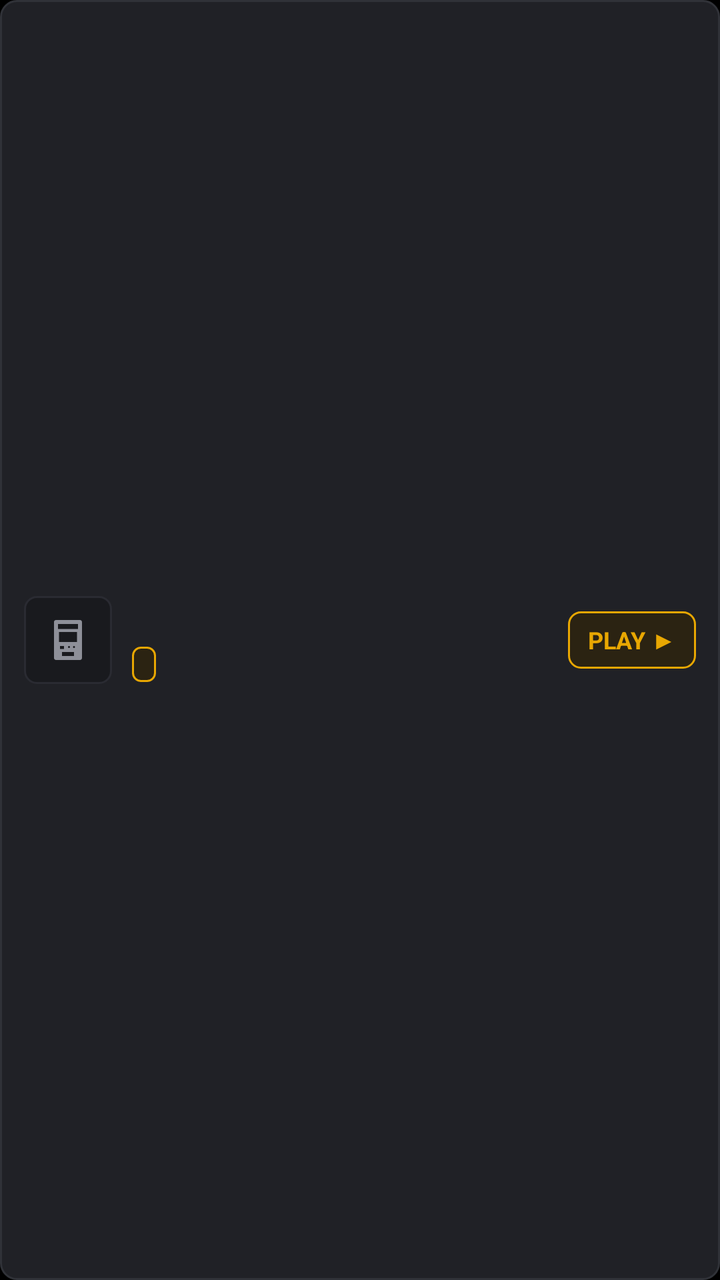
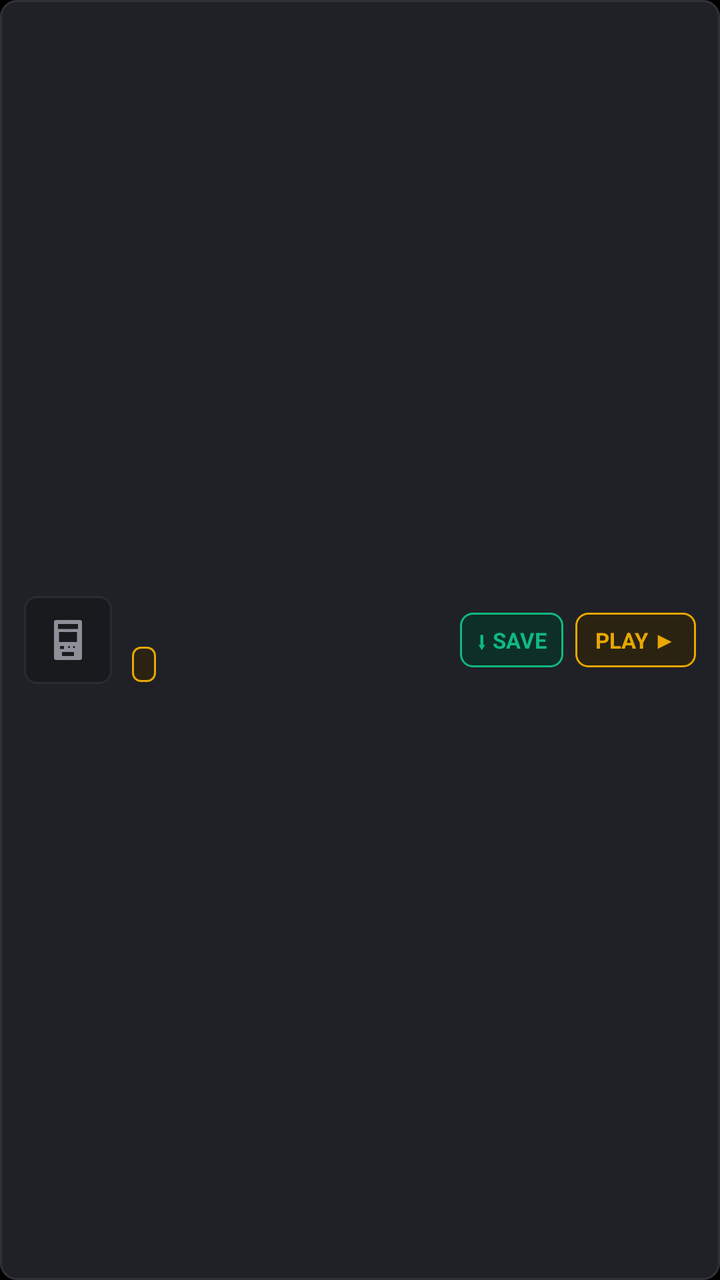

The first picture is an Android layout as it rendered before a commit; the second is the same layout after the commit. The layout source and the unified diff follow.
<!-- AndroidManifest.xml: application theme Theme.ArcadeEngine.Fullscreen -->
<!-- res/layout/item_game.xml -->
<?xml version="1.0" encoding="utf-8"?>
<LinearLayout xmlns:android="http://schemas.android.com/apk/res/android"
    android:layout_width="match_parent"
    android:layout_height="wrap_content"
    android:orientation="horizontal"
    android:background="@drawable/bg_item_game"
    android:paddingHorizontal="12dp"
    android:paddingVertical="8dp"
    android:paddingLeft="12dp"
    android:paddingRight="12dp"
    android:paddingTop="8dp"
    android:paddingBottom="8dp"
    android:layout_margin="0dp"
    android:elevation="2dp"
    android:gravity="center_vertical">

    
    <FrameLayout
        android:layout_width="44dp"
        android:layout_height="44dp"
        android:background="@drawable/bg_thumb_container"
        android:layout_marginEnd="10dp"
        android:layout_marginRight="10dp">

        <ImageView
            android:layout_width="24dp"
            android:layout_height="24dp"
            android:layout_gravity="center"
            android:src="@drawable/ic_arcade_cabinet"
            android:contentDescription="Arcade Game" />
    </FrameLayout>

    
    <LinearLayout
        android:layout_width="0dp"
        android:layout_height="wrap_content"
        android:layout_weight="1"
        android:orientation="vertical">

        <TextView
            android:id="@+id/tv_game_title"
            android:layout_width="wrap_content"
            android:layout_height="wrap_content"
            android:textColor="@color/text_primary"
            android:textSize="15sp"
            android:textStyle="bold"
            android:ellipsize="end"
            android:maxLines="1" />

        <LinearLayout
            android:layout_width="wrap_content"
            android:layout_height="wrap_content"
            android:orientation="horizontal"
            android:layout_marginTop="4dp"
            android:gravity="center_vertical">

            <TextView
                android:id="@+id/tv_game_system"
                android:layout_width="wrap_content"
                android:layout_height="wrap_content"
                android:background="@drawable/bg_badge_gold"
                android:textColor="@color/accent_gold"
                android:textSize="10sp"
                android:textStyle="bold"
                android:paddingHorizontal="6dp"
                android:paddingVertical="2dp"
                android:paddingLeft="6dp"
                android:paddingRight="6dp"
                android:paddingTop="2dp"
                android:paddingBottom="2dp" />

            <TextView
                android:id="@+id/tv_game_net_badge"
                android:layout_width="wrap_content"
                android:layout_height="wrap_content"
                android:background="@drawable/bg_badge_net"
                android:textColor="@color/badge_net_text"
                android:textSize="10sp"
                android:textStyle="bold"
                android:paddingHorizontal="6dp"
                android:paddingVertical="2dp"
                android:paddingLeft="6dp"
                android:paddingRight="6dp"
                android:paddingTop="2dp"
                android:paddingBottom="2dp"
                android:layout_marginStart="6dp"
                android:layout_marginLeft="6dp"
                android:text="🌐 LAN"
                android:visibility="gone" />

            <TextView
                android:id="@+id/tv_game_filename"
                android:layout_width="wrap_content"
                android:layout_height="wrap_content"
                android:textColor="@color/text_secondary"
                android:textSize="12sp"
                android:layout_marginStart="8dp"
                android:layout_marginLeft="8dp"
                android:ellipsize="middle"
                android:maxLines="1" />

        </LinearLayout>

    </LinearLayout>

    
    <TextView
        android:id="@+id/tv_play_btn"
        android:layout_width="wrap_content"
        android:layout_height="wrap_content"
        android:background="@drawable/bg_play_cue"
        android:textColor="@color/accent_gold"
        android:textSize="12sp"
        android:textStyle="bold"
        android:paddingHorizontal="10dp"
        android:paddingVertical="6dp"
        android:paddingLeft="10dp"
        android:paddingRight="10dp"
        android:paddingTop="6dp"
        android:paddingBottom="6dp"
        android:layout_marginStart="12dp"
        android:layout_marginLeft="12dp"
        android:text="PLAY ▶" />

</LinearLayout>
<!-- resources referenced by this layout -->
<resources>
  <color name="accent_gold">#E8A702</color>
  <color name="badge_net_text">#10B981</color>
  <color name="text_primary">#EEEEF0</color>
  <color name="text_secondary">#8E9099</color>
  <!-- drawable bg_badge_gold (drawable) -->
  <?xml version="1.0" encoding="utf-8"?>
  <shape xmlns:android="http://schemas.android.com/apk/res/android"
      android:shape="rectangle">
      <solid android:color="@color/accent_badge_bg" />
      <corners android:radius="4dp" />
      <stroke
          android:width="1dp"
          android:color="@color/accent_badge_border" />
  </shape>
  <!-- drawable bg_badge_net (drawable) -->
  <?xml version="1.0" encoding="utf-8"?>
  <shape xmlns:android="http://schemas.android.com/apk/res/android"
      android:shape="rectangle">
      <solid android:color="@color/badge_net_bg" />
      <corners android:radius="4dp" />
      <stroke
          android:width="1dp"
          android:color="@color/badge_net_border" />
  </shape>
  <!-- drawable bg_play_cue (drawable) -->
  <?xml version="1.0" encoding="utf-8"?>
  <selector xmlns:android="http://schemas.android.com/apk/res/android">
      <item android:state_pressed="true">
          <shape android:shape="rectangle">
              <solid android:color="@color/accent_gold" />
              <corners android:radius="6dp" />
              <stroke
                  android:width="1dp"
                  android:color="@color/accent_gold" />
          </shape>
      </item>
      <item>
          <shape android:shape="rectangle">
              <solid android:color="@color/accent_badge_bg" />
              <corners android:radius="6dp" />
              <stroke
                  android:width="1dp"
                  android:color="@color/accent_gold" />
          </shape>
      </item>
  </selector>
  <!-- drawable bg_thumb_container (drawable) -->
  <?xml version="1.0" encoding="utf-8"?>
  <shape xmlns:android="http://schemas.android.com/apk/res/android"
      android:shape="rectangle">
      <solid android:color="#191A1E" />
      <stroke
          android:width="1dp"
          android:color="#2A2B32" />
      <corners android:radius="6dp" />
  </shape>
  <style name="Theme.ArcadeEngine.Fullscreen" parent="@android:style/Theme.DeviceDefault.NoActionBar.Fullscreen">
          <item name="android:windowNoTitle">true</item>
          <item name="android:windowActionBar">false</item>
          <item name="android:windowFullscreen">true</item>
          <item name="android:windowContentOverlay">@null</item>
          <item name="android:windowBackground">@android:color/black</item>
          <item name="android:colorBackground">@android:color/black</item>
          
          <item name="android:windowLayoutInDisplayCutoutMode">shortEdges</item>
          <item name="android:keepScreenOn">true</item>
      </style>
  <color name="accent_badge_bg">#2B2312</color>
  <color name="accent_badge_border">#E8A702</color>
  <color name="badge_net_bg">#0D2F28</color>
  <color name="badge_net_border">#10B981</color>
  <color name="surface_card_pressed">#282A30</color>
  <color name="surface_card">#202126</color>
  <color name="card_border">#303238</color>
  <!-- unchanged entries left out for length: 2 -->
</resources>

<!-- the commit's change to res/layout/item_game.xml (unified diff, before → after) -->
@@ -104,22 +104,47 @@
     </LinearLayout>
 
     
-    <TextView
-        android:id="@+id/tv_play_btn"
+    <LinearLayout
         android:layout_width="wrap_content"
         android:layout_height="wrap_content"
-        android:background="@drawable/bg_play_cue"
-        android:textColor="@color/accent_gold"
-        android:textSize="12sp"
-        android:textStyle="bold"
-        android:paddingHorizontal="10dp"
-        android:paddingVertical="6dp"
-        android:paddingLeft="10dp"
-        android:paddingRight="10dp"
-        android:paddingTop="6dp"
-        android:paddingBottom="6dp"
-        android:layout_marginStart="12dp"
-        android:layout_marginLeft="12dp"
-        android:text="PLAY ▶" />
+        android:orientation="horizontal"
+        android:gravity="center_vertical"
+        android:layout_marginStart="8dp"
+        android:layout_marginLeft="8dp">
+
+        <TextView
+            android:id="@+id/tv_download_btn"
+            android:layout_width="wrap_content"
+            android:layout_height="wrap_content"
+            android:background="@drawable/bg_download_cue"
+            android:textColor="@color/badge_net_text"
+            android:textSize="11sp"
+            android:textStyle="bold"
+            android:paddingHorizontal="8dp"
+            android:paddingVertical="6dp"
+            android:paddingLeft="8dp"
+            android:paddingRight="8dp"
+            android:paddingTop="6dp"
+            android:paddingBottom="6dp"
+            android:text="⬇ SAVE" />
+
+        <TextView
+            android:id="@+id/tv_play_btn"
+            android:layout_width="wrap_content"
+            android:layout_height="wrap_content"
+            android:background="@drawable/bg_play_cue"
+            android:textColor="@color/accent_gold"
+            android:textSize="11sp"
+            android:textStyle="bold"
+            android:paddingHorizontal="10dp"
+            android:paddingVertical="6dp"
+            android:paddingLeft="10dp"
+            android:paddingRight="10dp"
+            android:paddingTop="6dp"
+            android:paddingBottom="6dp"
+            android:layout_marginStart="6dp"
+            android:layout_marginLeft="6dp"
+            android:text="PLAY ▶" />
+    </LinearLayout>
 
 </LinearLayout>
<!-- resource entries referenced after the edit -->
@@ -24,6 +24,28 @@
           android:width="1dp"
           android:color="@color/badge_net_border" />
   </shape>
+  <!-- drawable bg_download_cue (drawable) -->
+  <?xml version="1.0" encoding="utf-8"?>
+  <selector xmlns:android="http://schemas.android.com/apk/res/android">
+      <item android:state_pressed="true">
+          <shape android:shape="rectangle">
+              <solid android:color="@color/badge_net_border" />
+              <corners android:radius="6dp" />
+              <stroke
+                  android:width="1dp"
+                  android:color="@color/badge_net_border" />
+          </shape>
+      </item>
+      <item>
+          <shape android:shape="rectangle">
+              <solid android:color="@color/badge_net_bg" />
+              <corners android:radius="6dp" />
+              <stroke
+                  android:width="1dp"
+                  android:color="@color/badge_net_border" />
+          </shape>
+      </item>
+  </selector>
   <!-- drawable bg_play_cue (drawable) -->
   <?xml version="1.0" encoding="utf-8"?>
   <selector xmlns:android="http://schemas.android.com/apk/res/android">
